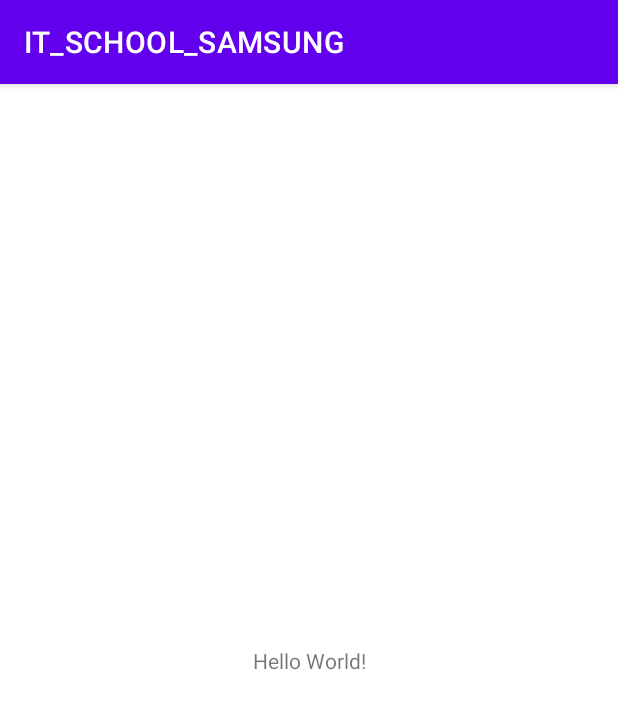
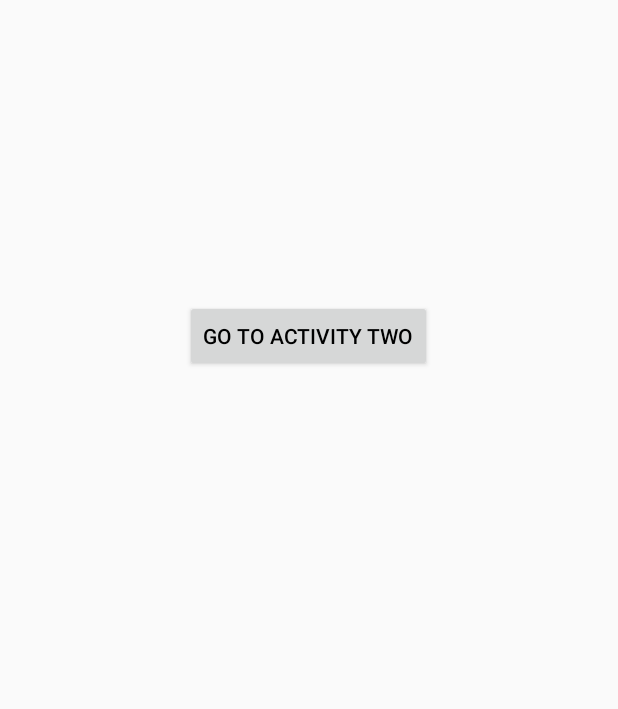
Before and after one commit to VcegdaNaPozitive/Homework_ANDROID, an Android app: the screen it shows after launch (MainActivity), on a phone screen of 412 x 824 dp. Shown: the top 709 px of the screen. Run offline under Robolectric (Android 15) with nearby library versions, the phone set to English and light mode, and no system bars.

Commit message:
Homework_13-14

```diff
--- a/app/build.gradle
+++ b/app/build.gradle
@@ -26,6 +26,10 @@
         sourceCompatibility JavaVersion.VERSION_1_8
         targetCompatibility JavaVersion.VERSION_1_8
     }
+
+    buildFeatures {
+        viewBinding true
+    }
 }
 
 dependencies {
--- a/app/src/main/java/com/example/it_school_samsung/MainActivity.java
+++ b/app/src/main/java/com/example/it_school_samsung/MainActivity.java
@@ -2,13 +2,34 @@
 
 import androidx.appcompat.app.AppCompatActivity;
 
+import android.content.Intent;
 import android.os.Bundle;
+import android.view.View;
 
-public class MainActivity extends AppCompatActivity {
+import com.example.it_school_samsung.databinding.ActivityMainBinding;
+
+public class MainActivity extends AppCompatActivity implements View.OnClickListener {
+
+    private ActivityMainBinding binding;
 
     @Override
     protected void onCreate(Bundle savedInstanceState) {
         super.onCreate(savedInstanceState);
         setContentView(R.layout.activity_main);
+        binding = ActivityMainBinding.inflate(getLayoutInflater());
+        setContentView(binding.getRoot());
+        binding.btnActTwo.setOnClickListener(this);
     }
+
+
+    @Override
+    public void onClick(View view) {
+        switch (view.getId()) {
+            case R.id.btnActTwo:
+                Intent intent = new Intent(MainActivity.this, ActivityTwo.class);
+                startActivity(intent);
+                break;
+        }
+    }
+
 }
--- a/app/src/main/res/layout/activity_main.xml
+++ b/app/src/main/res/layout/activity_main.xml
@@ -1,18 +1,15 @@
 <?xml version="1.0" encoding="utf-8"?>
-<androidx.constraintlayout.widget.ConstraintLayout xmlns:android="http://schemas.android.com/apk/res/android"
-    xmlns:app="http://schemas.android.com/apk/res-auto"
-    xmlns:tools="http://schemas.android.com/tools"
-    android:layout_width="match_parent"
-    android:layout_height="match_parent"
-    tools:context=".MainActivity">
+<LinearLayout xmlns:android="http://schemas.android.com/apk/res/android"
+    android:layout_width="fill_parent"
+    android:layout_height="fill_parent"
+    android:orientation="vertical">
 
-    <TextView
+    <Button
+        android:id="@+id/btnActTwo"
         android:layout_width="wrap_content"
         android:layout_height="wrap_content"
-        android:text="Hello World!"
-        app:layout_constraintBottom_toBottomOf="parent"
-        app:layout_constraintEnd_toEndOf="parent"
-        app:layout_constraintStart_toStartOf="parent"
-        app:layout_constraintTop_toTopOf="parent" />
-
-</androidx.constraintlayout.widget.ConstraintLayout>
+        android:layout_gravity="center"
+        android:text="Go to Activity Two"
+        android:textColor="@color/black"
+        android:layout_marginTop="200dp"/>
+</LinearLayout>
--- a/app/src/main/res/values-night/themes.xml
+++ b/app/src/main/res/values-night/themes.xml
@@ -1,6 +1,6 @@
 <resources xmlns:tools="http://schemas.android.com/tools">
     <!-- Base application theme. -->
-    <style name="Theme.IT_SCHOOL_SAMSUNG" parent="Theme.MaterialComponents.DayNight.DarkActionBar">
+    <style name="Theme.IT_SCHOOL_SAMSUNG" parent="Theme.AppCompat.DayNight.NoActionBar">
         <!-- Primary brand color. -->
         <item name="colorPrimary">@color/purple_200</item>
         <item name="colorPrimaryVariant">@color/purple_700</item>
--- a/app/src/main/res/values/themes.xml
+++ b/app/src/main/res/values/themes.xml
@@ -1,6 +1,6 @@
 <resources xmlns:tools="http://schemas.android.com/tools">
     <!-- Base application theme. -->
-    <style name="Theme.IT_SCHOOL_SAMSUNG" parent="Theme.MaterialComponents.DayNight.DarkActionBar">
+    <style name="Theme.IT_SCHOOL_SAMSUNG" parent="Theme.AppCompat.DayNight.NoActionBar">
         <!-- Primary brand color. -->
         <item name="colorPrimary">@color/purple_500</item>
         <item name="colorPrimaryVariant">@color/purple_700</item>
```
Also changed, not shown: app/src/main/AndroidManifest.xml (+7 -0 lines), app/src/main/java/com/example/it_school_samsung/ActivityTwo.java (added, +22 -0 lines), app/src/main/res/layout/activity_two.xml (added, +14 -0 lines).
